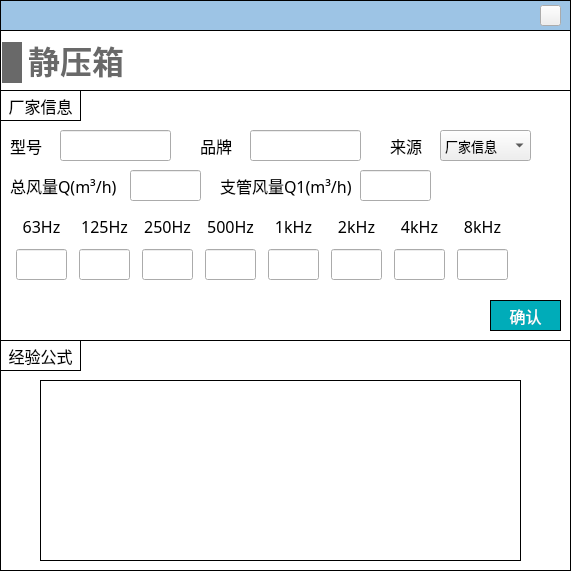
Old version of the form NoiseCalSoft/inputDialog/dialog_static_box.ui in the repository SheepBowwow/NoiCal.
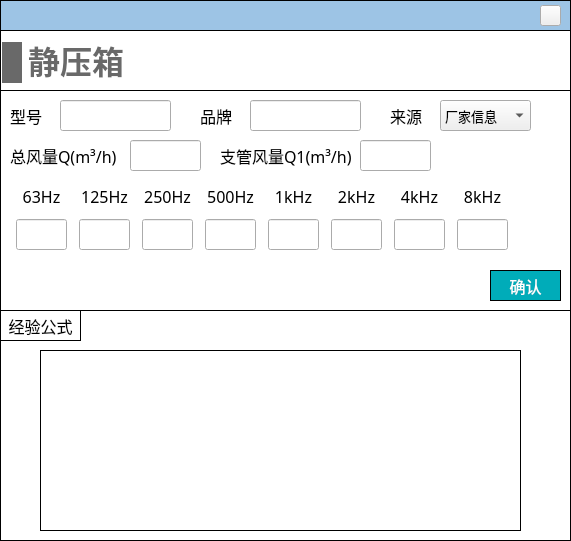
New version of the form. Icons and pictures are not drawn.

Patch:
```diff
--- a/NoiseCalSoft/inputDialog/dialog_static_box.ui
+++ b/NoiseCalSoft/inputDialog/dialog_static_box.ui
@@ -7,7 +7,7 @@
     <x>0</x>
     <y>0</y>
     <width>571</width>
-    <height>571</height>
+    <height>541</height>
    </rect>
   </property>
   <property name="font">
@@ -42,7 +42,7 @@
      <x>0</x>
      <y>30</y>
      <width>571</width>
-     <height>541</height>
+     <height>511</height>
     </rect>
    </property>
    <property name="styleSheet">
@@ -57,7 +57,7 @@
       <x>0</x>
       <y>60</y>
       <width>571</width>
-      <height>251</height>
+      <height>221</height>
      </rect>
     </property>
     <property name="styleSheet">
@@ -91,7 +91,7 @@
      <property name="geometry">
       <rect>
        <x>250</x>
-       <y>40</y>
+       <y>10</y>
        <width>111</width>
        <height>31</height>
       </rect>
@@ -107,7 +107,7 @@
      <property name="geometry">
       <rect>
        <x>360</x>
-       <y>80</y>
+       <y>50</y>
        <width>71</width>
        <height>31</height>
       </rect>
@@ -123,7 +123,7 @@
      <property name="geometry">
       <rect>
        <x>200</x>
-       <y>40</y>
+       <y>10</y>
        <width>41</width>
        <height>31</height>
       </rect>
@@ -142,7 +142,7 @@
      <property name="geometry">
       <rect>
        <x>220</x>
-       <y>80</y>
+       <y>50</y>
        <width>131</width>
        <height>31</height>
       </rect>
@@ -161,7 +161,7 @@
      <property name="geometry">
       <rect>
        <x>10</x>
-       <y>80</y>
+       <y>50</y>
        <width>111</width>
        <height>31</height>
       </rect>
@@ -180,7 +180,7 @@
      <property name="geometry">
       <rect>
        <x>130</x>
-       <y>80</y>
+       <y>50</y>
        <width>71</width>
        <height>31</height>
       </rect>
@@ -192,36 +192,11 @@
       </font>
      </property>
     </widget>
-    <widget class="QLabel" name="label_20">
-     <property name="geometry">
-      <rect>
-       <x>0</x>
-       <y>0</y>
-       <width>81</width>
-       <height>31</height>
-      </rect>
-     </property>
-     <property name="font">
-      <font>
-       <family>黑体</family>
-       <pointsize>-1</pointsize>
-      </font>
-     </property>
-     <property name="styleSheet">
-      <string notr="true">border: 1px solid #000000;</string>
-     </property>
-     <property name="text">
-      <string>厂家信息</string>
-     </property>
-     <property name="alignment">
-      <set>Qt::AlignCenter</set>
-     </property>
-    </widget>
     <widget class="QPushButton" name="pushButton_confirm">
      <property name="geometry">
       <rect>
        <x>490</x>
-       <y>210</y>
+       <y>180</y>
        <width>71</width>
        <height>31</height>
       </rect>
@@ -256,7 +231,7 @@
      <property name="geometry">
       <rect>
        <x>60</x>
-       <y>40</y>
+       <y>10</y>
        <width>111</width>
        <height>31</height>
       </rect>
@@ -272,7 +247,7 @@
      <property name="geometry">
       <rect>
        <x>10</x>
-       <y>40</y>
+       <y>10</y>
        <width>41</width>
        <height>31</height>
       </rect>
@@ -291,7 +266,7 @@
      <property name="geometry">
       <rect>
        <x>440</x>
-       <y>40</y>
+       <y>10</y>
        <width>91</width>
        <height>31</height>
       </rect>
@@ -317,7 +292,7 @@
      <property name="geometry">
       <rect>
        <x>390</x>
-       <y>40</y>
+       <y>10</y>
        <width>41</width>
        <height>31</height>
       </rect>
@@ -336,7 +311,7 @@
      <property name="geometry">
       <rect>
        <x>10</x>
-       <y>120</y>
+       <y>90</y>
        <width>511</width>
        <height>72</height>
       </rect>
@@ -784,7 +759,7 @@
     <property name="geometry">
      <rect>
       <x>0</x>
-      <y>310</y>
+      <y>280</y>
       <width>571</width>
       <height>231</height>
      </rect>
```
